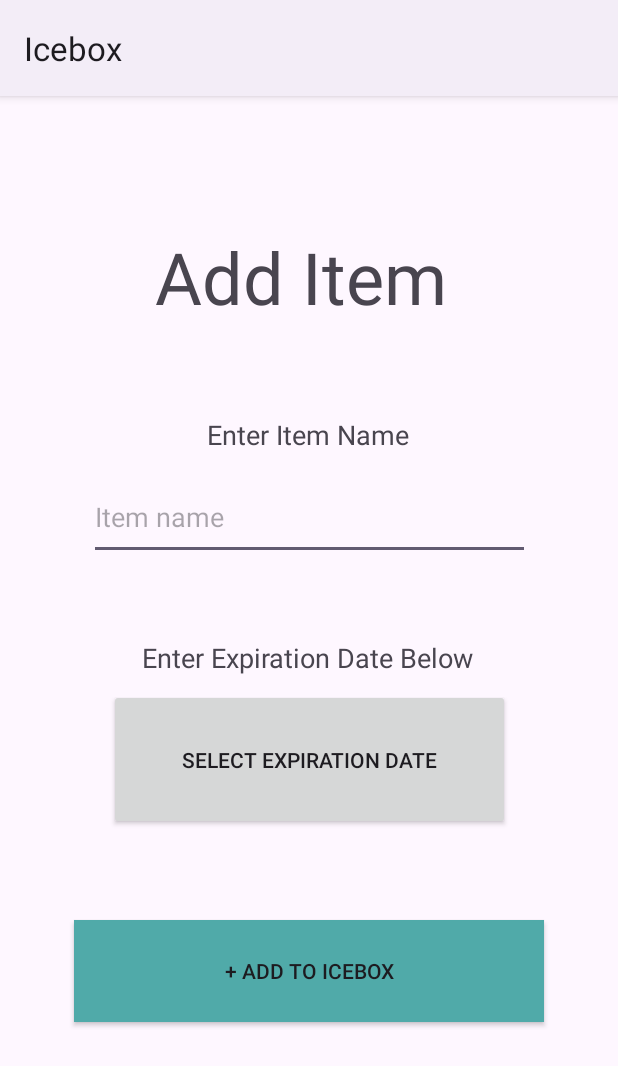
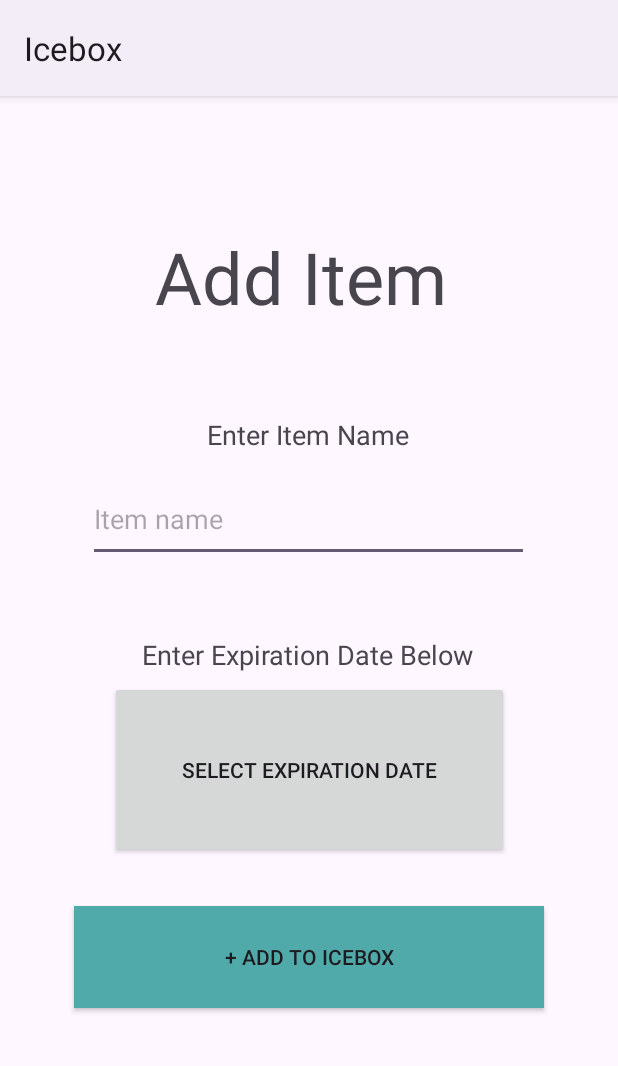
Before and after one commit to zapfeeno/Icebox, an Android app: the AddItemActivity screen opened directly, with no data from a screen before it, on a phone screen of 412 x 824 dp. Shown: the top 1066 px of the screen. Run offline under Robolectric (Android 15) with nearby library versions, the phone set to English and light mode, and no system bars.

Commit message:
design tweaks v3

```diff
--- a/app/src/main/res/layout/activity_add_item.xml
+++ b/app/src/main/res/layout/activity_add_item.xml
@@ -33,19 +33,19 @@
         app:layout_constraintHorizontal_bias="0.497"
         app:layout_constraintStart_toStartOf="parent"
         app:layout_constraintTop_toTopOf="parent"
-        app:layout_constraintVertical_bias="0.478" />
+        app:layout_constraintVertical_bias="0.475" />
 
     <androidx.appcompat.widget.AppCompatButton
         android:id="@+id/expirationDateButton"
-        android:layout_width="267dp"
-        android:layout_height="94dp"
+        android:layout_width="266dp"
+        android:layout_height="118dp"
         android:onClick="setExpiryDate"
         android:text="Select Expiration Date"
         app:layout_constraintBottom_toBottomOf="parent"
         app:layout_constraintEnd_toEndOf="parent"
         app:layout_constraintStart_toStartOf="parent"
-        app:layout_constraintTop_toTopOf="parent"
-        app:layout_constraintVertical_bias="0.594" />
+        app:layout_constraintTop_toBottomOf="@+id/expirationDateText"
+        app:layout_constraintVertical_bias="0.022" />
 
     <EditText
         android:id="@+id/itemNameInput"
@@ -57,9 +57,10 @@
         android:paddingTop="20dp"
         app:layout_constraintBottom_toBottomOf="parent"
         app:layout_constraintEnd_toEndOf="parent"
+        app:layout_constraintHorizontal_bias="0.495"
         app:layout_constraintStart_toStartOf="parent"
-        app:layout_constraintTop_toTopOf="parent"
-        app:layout_constraintVertical_bias="0.349" />
+        app:layout_constraintTop_toBottomOf="@+id/itemNameText"
+        app:layout_constraintVertical_bias="0.012" />
 
     <TextView
         android:id="@+id/itemNameText"
@@ -87,6 +88,6 @@
         app:layout_constraintEnd_toEndOf="parent"
         app:layout_constraintStart_toStartOf="parent"
         app:layout_constraintTop_toTopOf="parent"
-        app:layout_constraintVertical_bias="0.794" />
+        app:layout_constraintVertical_bias="0.78" />
 
 </androidx.constraintlayout.widget.ConstraintLayout>
```
